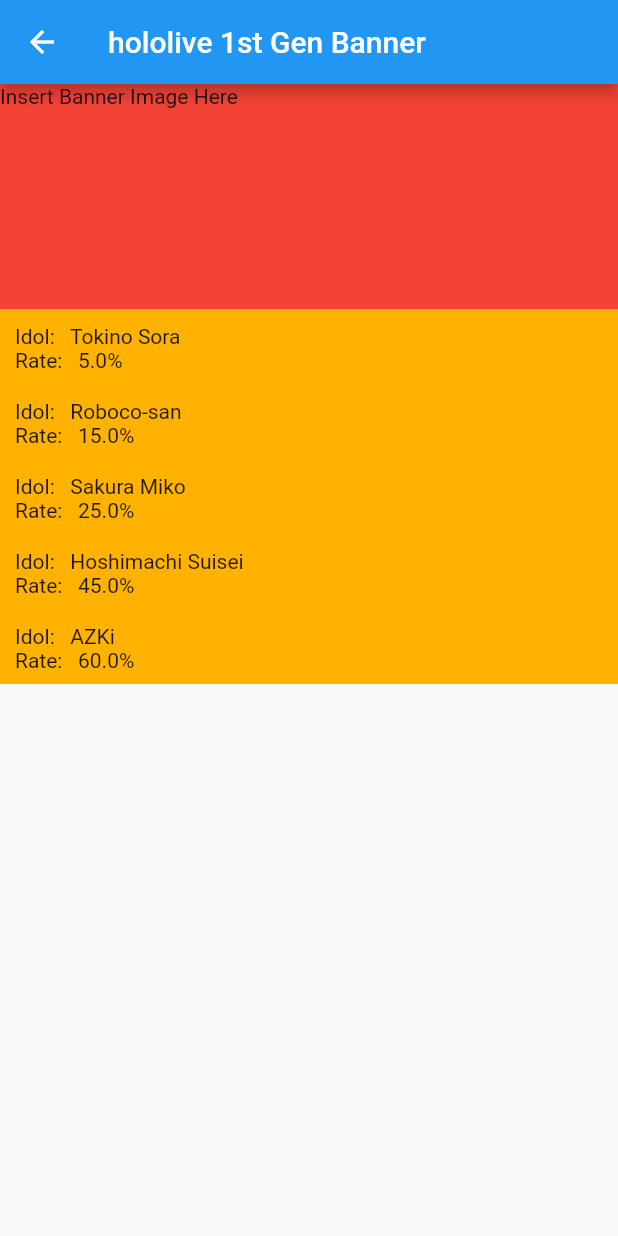
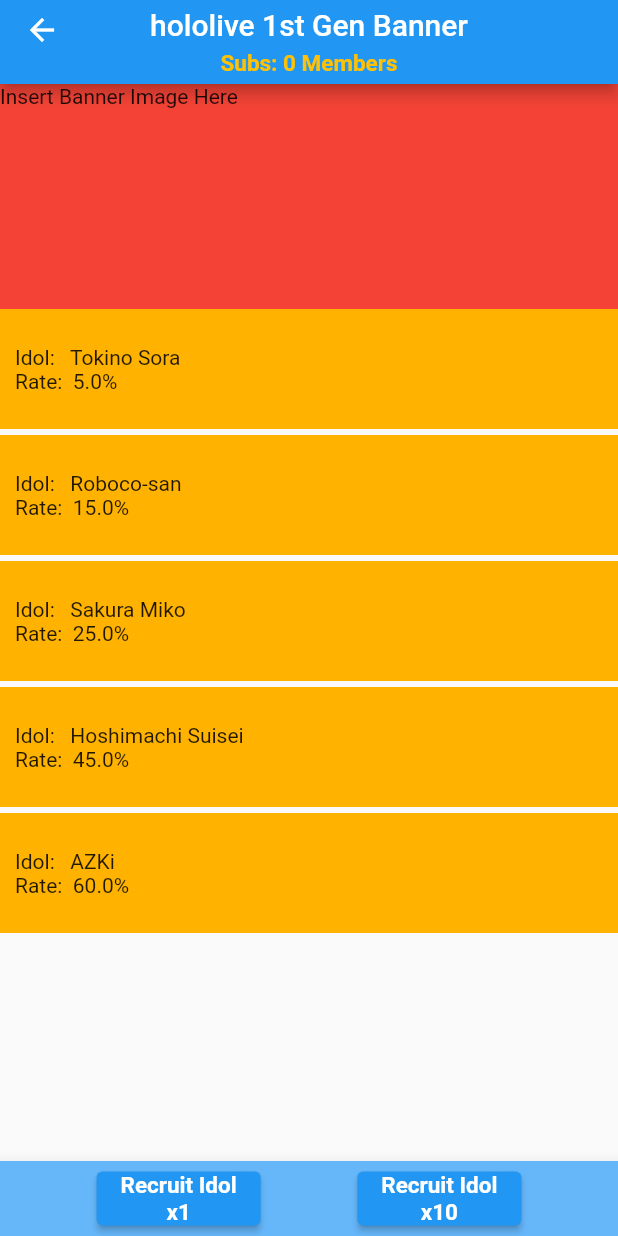
Before and after one commit to GlitchAmbush/mobile_proj, a Flutter app: the BannerPage screen opened directly, after a tap on "hololive 1st Gen", on a phone screen of 412 x 824 dp. Run offline on Flutter 3.47's test engine with Material 2 defaults, Android fonts, the light colour scheme and no system bars.

Commit message:
Added Recruit Buttons to pulls

```diff
--- a/lib/screens/achievements_page.dart
+++ b/lib/screens/achievements_page.dart
@@ -15,7 +15,7 @@
     return Scaffold(
         appBar: AppBar(
             backgroundColor: Colors.blue,
-            title: Text('Subs: ${constants.subs}')),
+            title: Text('Subs: ${constants.subs} Members')),
         body: ListView.builder(
             controller: _firstController,
             itemCount: 15,
--- a/lib/screens/banner_page.dart
+++ b/lib/screens/banner_page.dart
@@ -28,7 +28,7 @@
     return Scaffold(
         appBar: AppBar(
             backgroundColor: Colors.blue,
-            title: Text('Subs: ${constants.subs}')),
+            title: Text('Subs: ${constants.subs} Members')),
         body: ListView.builder(
             controller: _firstController,
             itemCount: 10,
--- a/lib/screens/collection_page.dart
+++ b/lib/screens/collection_page.dart
@@ -15,7 +15,7 @@
     return Scaffold(
         appBar: AppBar(
             backgroundColor: Colors.blue,
-            title: Text('Subs: ${constants.subs}')),
+            title: Text('Subs: ${constants.subs} Members')),
         body: ListView.builder(
             controller: _firstController,
             itemCount: 15,
--- a/lib/screens/pulls_screen.dart
+++ b/lib/screens/pulls_screen.dart
@@ -19,7 +19,52 @@
   @override
   Widget build(BuildContext context) {
     return Scaffold(
-        appBar: AppBar(title: Text('$bannerName Banner')),
+        appBar: AppBar(
+            title: Text('$bannerName Banner'),
+            centerTitle: true,
+            bottom: PreferredSize(
+              preferredSize: Size.zero,
+              child: Padding(
+                padding: const EdgeInsets.only(bottom: 5.0),
+                child: Text(
+                  'Subs: ${constants.subs} Members',
+                  style: const TextStyle(
+                      color: Colors.amber,
+                      fontSize: 15,
+                      fontWeight: FontWeight.bold),
+                ),
+              ),
+            )),
+        bottomNavigationBar: BottomAppBar(
+          color: const Color.fromARGB(255, 102, 183, 250),
+          height: 50,
+          child: Row(
+            mainAxisAlignment: MainAxisAlignment.spaceEvenly,
+            children: [
+              ElevatedButton(
+                  onPressed: () {},
+                  child: const Text(
+                    'Recruit Idol\nx1',
+                    style: TextStyle(
+                      color: Colors.white,
+                      fontSize: 15,
+                      fontWeight: FontWeight.bold,
+                    ),
+                    textAlign: TextAlign.center,
+                  )),
+              ElevatedButton(
+                  onPressed: () {},
+                  child: const Text(
+                    'Recruit Idol\nx10',
+                    style: TextStyle(
+                        color: Colors.white,
+                        fontSize: 15,
+                        fontWeight: FontWeight.bold),
+                    textAlign: TextAlign.center,
+                  )),
+            ],
+          ),
+        ),
         body: ListView.builder(
             itemCount: _count! + 1,
             itemBuilder: (BuildContext context, int index) {
@@ -32,18 +77,21 @@
               }
 
               index -= 1;
-              return Container(
-                  height: 50,
+              return Padding(
+                padding: const EdgeInsets.only(bottom: 4),
+                child: Container(
+                    height: 80,
                     color: Colors.amber[600],
                     child: Padding(
                       padding: const EdgeInsets.all(10.0),
                       child: Row(
                         children: [
                           Text('Idol:   ${_names?[index].toString()}\n'
-                            'Rate:   ${_rates?[index].toString()}'),
+                              'Rate:  ${_rates?[index].toString()}'),
                         ],
                       ),
-                  ));
+                    )),
+              );
             }));
   }
 }
--- a/lib/screens/shop_page.dart
+++ b/lib/screens/shop_page.dart
@@ -16,7 +16,7 @@
     return Scaffold(
         appBar: AppBar(
             backgroundColor: Colors.blue,
-            title: Text('Subs: ${constants.subs}')),
+            title: Text('Subs: ${constants.subs} Members')),
         body: ListView.builder(
             controller: _firstController,
             itemCount: 15,
```
Lines whose indentation alone changed are shown as unchanged.
